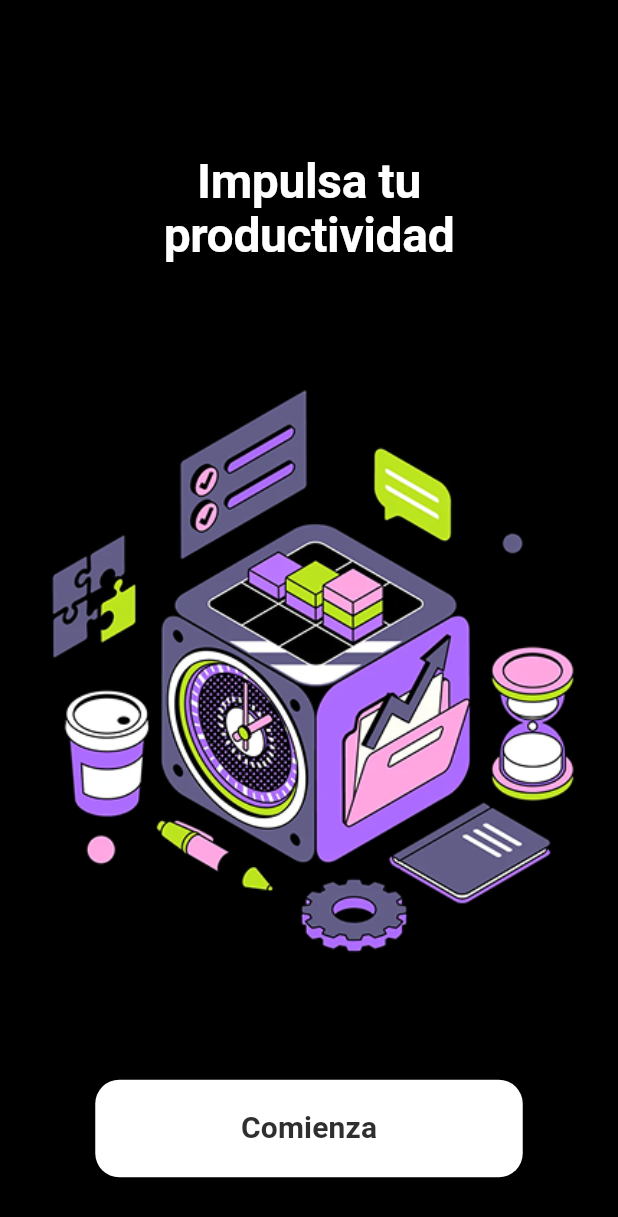
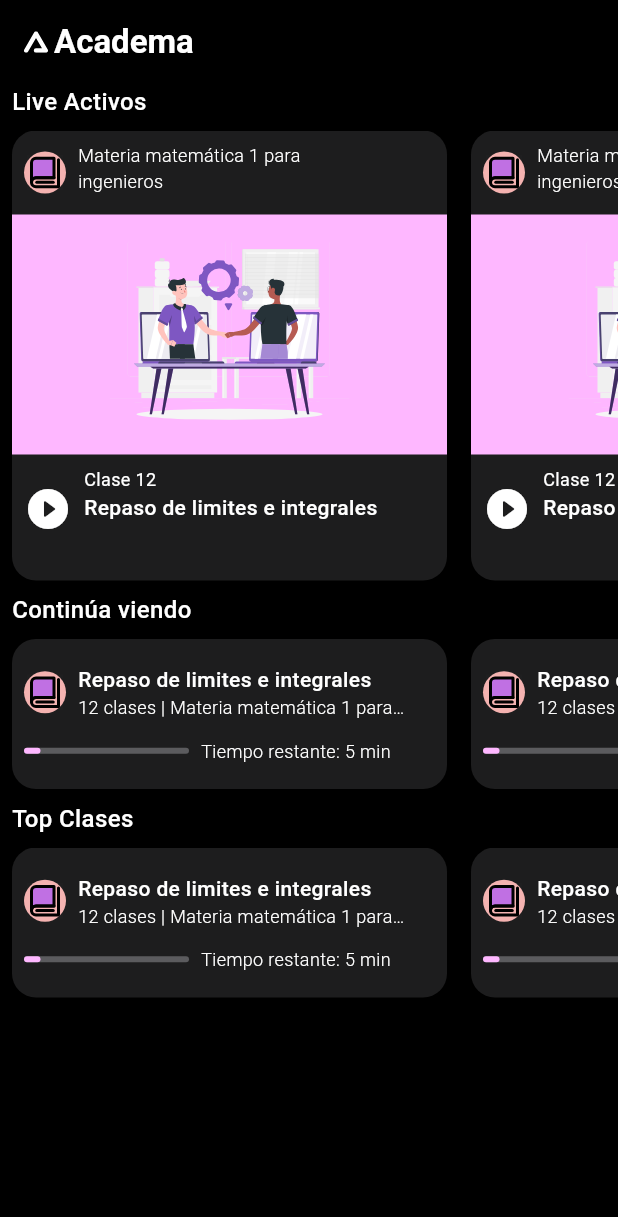
Before and after one commit to academa-streaming-teaching-application/Academa.Mobile-App, a Flutter app: the screen it shows after launch, on a phone screen of 412 x 824 dp. Shown: the top 1217 px of the screen. Run offline on Flutter 3.47's test engine with Material 3 defaults, Android fonts, the light colour scheme and no system bars; our stand-ins replace card_swiper, cloud_firestore, dio, firebase_auth, firebase_core, flutter_riverpod and 4 more; missing offline and left inert: rtmp_broadcaster; accounts and stored records are empty.

Commit message:
HomePageRebrand, for now is missing the top-rated class slider cards

```diff
--- a/lib/config/router/app_router.dart
+++ b/lib/config/router/app_router.dart
@@ -10,12 +10,14 @@ import 'package:academa_streaming_platform/presentation/widgets/shared/mux_video
 import 'package:flutter/material.dart';
 import 'package:go_router/go_router.dart';
 
+import '../../presentation/home/views/home_page_rebrand.dart';
+
 final appRouter = GoRouter(
   initialLocation: '/onboarding',
   routes: [
     GoRoute(
       path: '/onboarding',
-      builder: (context, state) => const OnboardingScreen(),
+      builder: (context, state) => const HomePageRebrand(),
     ),
 
     //
--- /dev/null
+++ b/lib/presentation/home/views/home_page_rebrand.dart
@@ -0,0 +1,333 @@
+import 'package:flutter/material.dart';
+import 'package:flutter_svg/svg.dart';
+
+class HomePageRebrand extends StatelessWidget {
+  const HomePageRebrand({super.key});
+
+  @override
+  Widget build(BuildContext context) {
+    return Scaffold(
+      // Logo + Academa Heading
+      appBar: AppBar(
+        title: Row(
+          children: [
+            SvgPicture.asset(
+              'lib/config/assets/academa_logo.svg',
+              width: 16,
+              height: 16,
+            ),
+            const SizedBox(
+              width: 4,
+            ),
+            const Text(
+              'Academa',
+              style:
+                  TextStyle(color: Colors.white, fontWeight: FontWeight.bold),
+            ),
+          ],
+        ),
+      ),
+      body: Column(
+        children: [
+          //OnLive Card Title
+          Padding(
+            padding: const EdgeInsets.symmetric(horizontal: 8.0),
+            child: Align(
+              alignment: Alignment.centerLeft,
+              child: Text(
+                'Live Activos',
+                style: TextStyle(
+                    color: Colors.white,
+                    fontWeight: FontWeight.w500,
+                    fontSize: 16),
+                textAlign: TextAlign.left,
+              ),
+            ),
+          ),
+          SizedBox(
+            height: 8,
+          ),
+          //OnLive Card Slider
+          SizedBox(
+            height: 300,
+            child: ListView.separated(
+              padding: EdgeInsets.symmetric(horizontal: 8),
+              scrollDirection: Axis.horizontal,
+              itemCount: 6,
+              separatorBuilder: (context, _) => SizedBox(
+                width: 16,
+              ),
+              itemBuilder: (context, index) => OnLiveVideoCard(),
+            ),
+          ),
+          SizedBox(
+            height: 8,
+          ),
+          //Keep Watching title
+          Padding(
+            padding: const EdgeInsets.symmetric(horizontal: 8.0),
+            child: Align(
+              alignment: Alignment.centerLeft,
+              child: Text(
+                'Continúa viendo',
+                style: TextStyle(
+                    color: Colors.white,
+                    fontWeight: FontWeight.w500,
+                    fontSize: 16),
+                textAlign: TextAlign.left,
+              ),
+            ),
+          ),
+          SizedBox(
+            height: 8,
+          ),
+          //Keep Watching Card
+          SizedBox(
+            height: 100,
+            child: ListView.separated(
+              scrollDirection: Axis.horizontal,
+              padding: EdgeInsets.symmetric(horizontal: 8),
+              itemCount: 6,
+              separatorBuilder: (context, _) => SizedBox(
+                width: 16,
+              ),
+              itemBuilder: (context, index) => KeepWatchingCard(),
+            ),
+          ),
+          SizedBox(
+            height: 8,
+          ),
+          //Top-Rated Class title
+          Padding(
+            padding: const EdgeInsets.symmetric(horizontal: 8.0),
+            child: Align(
+              alignment: Alignment.centerLeft,
+              child: Text(
+                'Top Clases',
+                style: TextStyle(
+                    color: Colors.white,
+                    fontWeight: FontWeight.w500,
+                    fontSize: 16),
+                textAlign: TextAlign.left,
+              ),
+            ),
+          ),
+          SizedBox(
+            height: 8,
+          ),
+          SizedBox(
+            height: 100,
+            child: ListView.separated(
+              scrollDirection: Axis.horizontal,
+              padding: EdgeInsets.symmetric(horizontal: 8),
+              itemCount: 6,
+              separatorBuilder: (context, _) => SizedBox(
+                width: 16,
+              ),
+              itemBuilder: (context, index) => KeepWatchingCard(),
+            ),
+          ),
+        ],
+      ),
+    );
+  }
+}
+
+class KeepWatchingCard extends StatelessWidget {
+  const KeepWatchingCard({
+    super.key,
+  });
+
+  @override
+  Widget build(BuildContext context) {
+    return Container(
+      width: 290,
+      decoration: BoxDecoration(
+        color: Color(0xff1D1D1E),
+        borderRadius: BorderRadius.circular(16),
+      ),
+      child: Column(
+        crossAxisAlignment: CrossAxisAlignment.start,
+        mainAxisAlignment: MainAxisAlignment.center,
+        children: [
+          Row(
+            children: [
+              SizedBox(
+                width: 8,
+              ),
+              Container(
+                decoration: BoxDecoration(
+                    color: Color(0xffF4B2B0),
+                    borderRadius: BorderRadius.circular(100)),
+                child: Padding(
+                  padding: const EdgeInsets.all(2.0),
+                  child: SvgPicture.asset(
+                    'lib/config/assets/book.svg',
+                    width: 24,
+                    height: 24,
+                  ),
+                ),
+              ),
+              Padding(
+                padding: const EdgeInsets.symmetric(horizontal: 8.0),
+                child: Column(
+                  crossAxisAlignment: CrossAxisAlignment.start,
+                  children: [
+                    Text(
+                      'Repaso de limites e integrales',
+                      style: TextStyle(
+                          color: Colors.white,
+                          fontWeight: FontWeight.w500,
+                          fontSize: 14),
+                    ),
+                    SizedBox(
+                      width: 220,
+                      child: Text(
+                        '12 clases | Materia matemática 1 para ingenieros',
+                        style: TextStyle(
+                          color: Colors.white,
+                          fontWeight: FontWeight.w300,
+                          fontSize: 12,
+                        ),
+                        maxLines: 1,
+                        overflow: TextOverflow.ellipsis,
+                      ),
+                    ),
+                  ],
+                ),
+              )
+            ],
+          ),
+          SizedBox(
+            height: 12,
+          ),
+          Row(
+            children: [
+              Padding(
+                padding: const EdgeInsets.symmetric(horizontal: 8.0),
+                child: SizedBox(
+                  width: 110,
+                  child: LinearProgressIndicator(
+                    backgroundColor: Color.fromARGB(255, 91, 91, 94),
+                    valueColor: new AlwaysStoppedAnimation(Color(0xffFEB7FF)),
+                    value: 0.1,
+                    borderRadius: BorderRadius.circular(16),
+                  ),
+                ),
+              ),
+              Text(
+                'Tiempo restante: 5 min',
+                style: TextStyle(
+                  color: Colors.white,
+                  fontWeight: FontWeight.w300,
+                  fontSize: 12,
+                ),
+              )
+            ],
+          )
+        ],
+      ),
+    );
+  }
+}
+
+class OnLiveVideoCard extends StatelessWidget {
+  const OnLiveVideoCard({
+    super.key,
+  });
+
+  @override
+  Widget build(BuildContext context) {
+    return Container(
+      width: 290,
+      decoration: BoxDecoration(
+        color: Color(0xff1D1D1E),
+        borderRadius: BorderRadius.circular(16),
+      ),
+      child: Column(
+        children: [
+          Padding(
+            padding: const EdgeInsets.all(8.0),
+            child: Row(
+              children: [
+                Container(
+                  decoration: BoxDecoration(
+                      color: Color(0xffF4B2B0),
+                      borderRadius: BorderRadius.circular(100)),
+                  child: Padding(
+                    padding: const EdgeInsets.all(2.0),
+                    child: SvgPicture.asset(
+                      'lib/config/assets/book.svg',
+                      width: 24,
+                      height: 24,
+                    ),
+                  ),
+                ),
+                const SizedBox(
+                  width: 8,
+                ),
+                Container(
+                  width: 200,
+                  height: 40,
+                  child: const Text(
+                    'Materia matemática 1 para ingenieros',
+                    style: TextStyle(
+                        color: Colors.white,
+                        fontWeight: FontWeight.w300,
+                        fontSize: 12),
+                  ),
+                ),
+              ],
+            ),
+          ),
+          Container(
+            width: double.infinity,
+            height: 160, // Ajusta esta altura para la imagen
+            color: Color(0xffFEB7FF),
+            child: SvgPicture.asset(
+              'lib/config/assets/live_colaboration.svg',
+              fit: BoxFit.contain,
+            ),
+          ),
+          Padding(
+            padding: const EdgeInsets.all(8.0),
+            child: Row(
+              children: [
+                Icon(
+                  size: 32,
+                  Icons.play_circle_fill_rounded,
+                  color: Colors.white,
+                ),
+                const SizedBox(
+                  width: 8,
+                ),
+                Column(
+                  crossAxisAlignment: CrossAxisAlignment.start,
+                  children: [
+                    Text(
+                      'Clase 12',
+                      style: TextStyle(
+                        fontSize: 12,
+                      ),
+                    ),
+                    Container(
+                      width: 200,
+                      height: 40,
+                      child: const Text(
+                        'Repaso de limites e integrales',
+                        style: TextStyle(
+                            color: Colors.white,
+                            fontWeight: FontWeight.w500,
+                            fontSize: 14),
+                      ),
+                    ),
+                  ],
+                )
+              ],
+            ),
+          ),
+        ],
+      ),
+    );
+  }
+}
```
Also changed, not shown: lib/config/assets/book.svg (added), lib/config/assets/education_gathering.svg (added), lib/config/assets/live_colaboration.svg (added), lib/config/assets/study_view.svg (added), lib/presentation/auth/views/sign_in_view_rebrand.dart (renamed from lib/presentation/auth/views/sign_in_view.dart).
